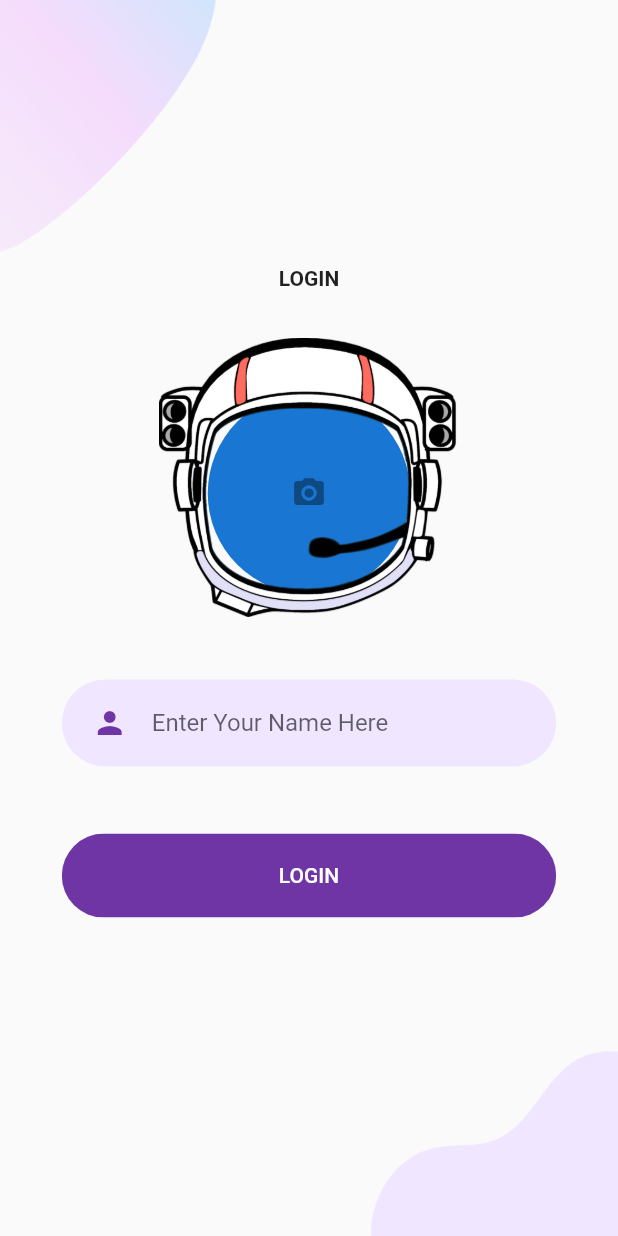
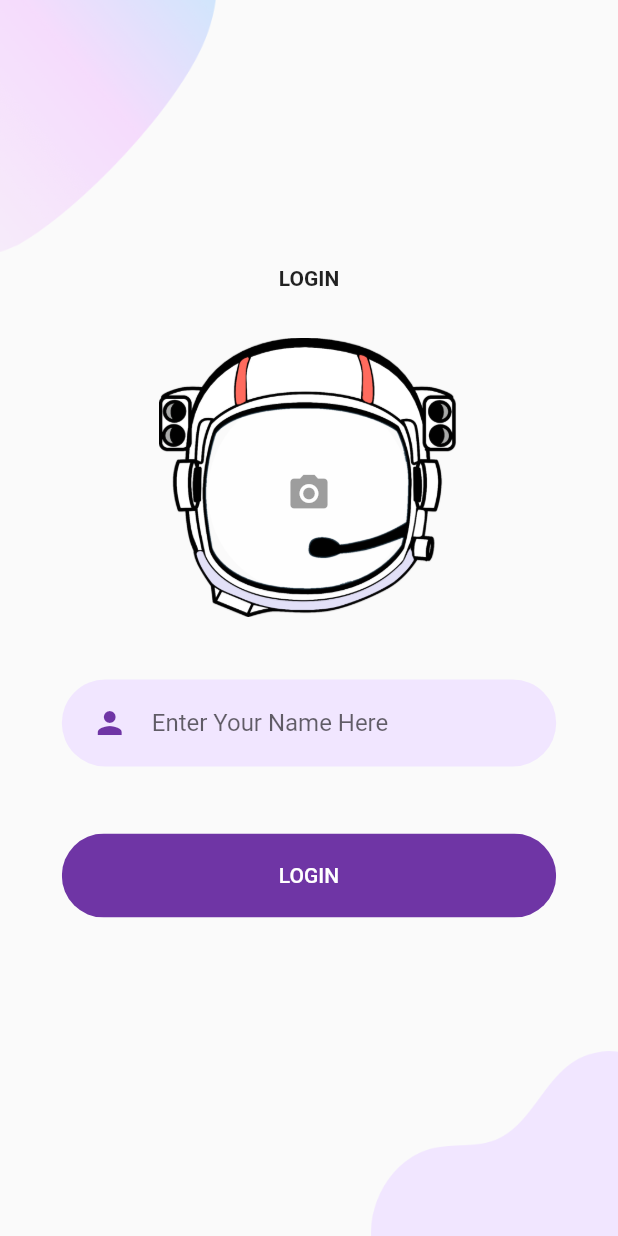
Before and after one commit to AyaAdnan/english_adventure, a Flutter app: the Body screen opened by its route, on a phone screen of 412 x 824 dp. Run offline on Flutter 3.47's test engine with Material 2 defaults, Android fonts, the phone set to English and light mode, and no system bars; our stand-ins replace flutter_svg; Roboto replaces fonts that are missing (Poppins).

```diff
--- a/lib/Login/body.dart
+++ b/lib/Login/body.dart
@@ -41,8 +41,10 @@ class Body extends StatelessWidget {
                      child :CircleAvatar(
                      //child: Image.asset('lib/assets/boy.jpg',),
                      // backgroundColor: Colors.white70,
-
-                     child: IconButton(icon:Icon(Icons.camera_alt) ,),
+                       backgroundColor:Colors.white70 ,
+                     child: IconButton(icon:Icon(Icons.camera_alt,
+                     size: 30,
+                     ) ,),
                       radius: 70,
 
                    ),),
```
